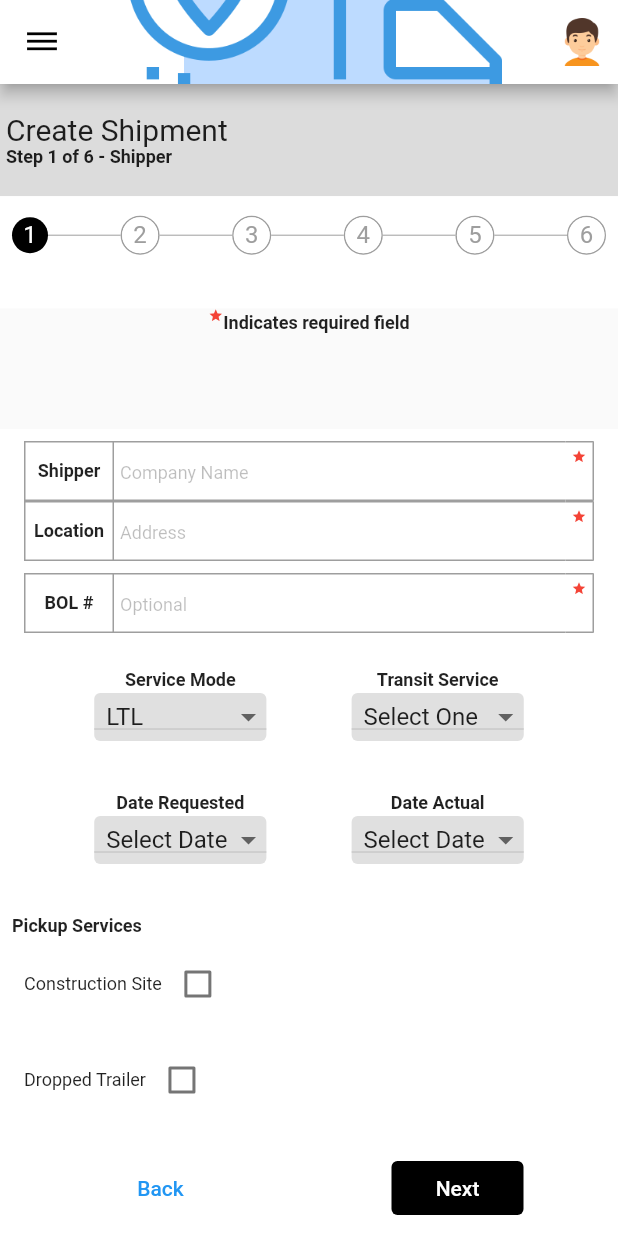
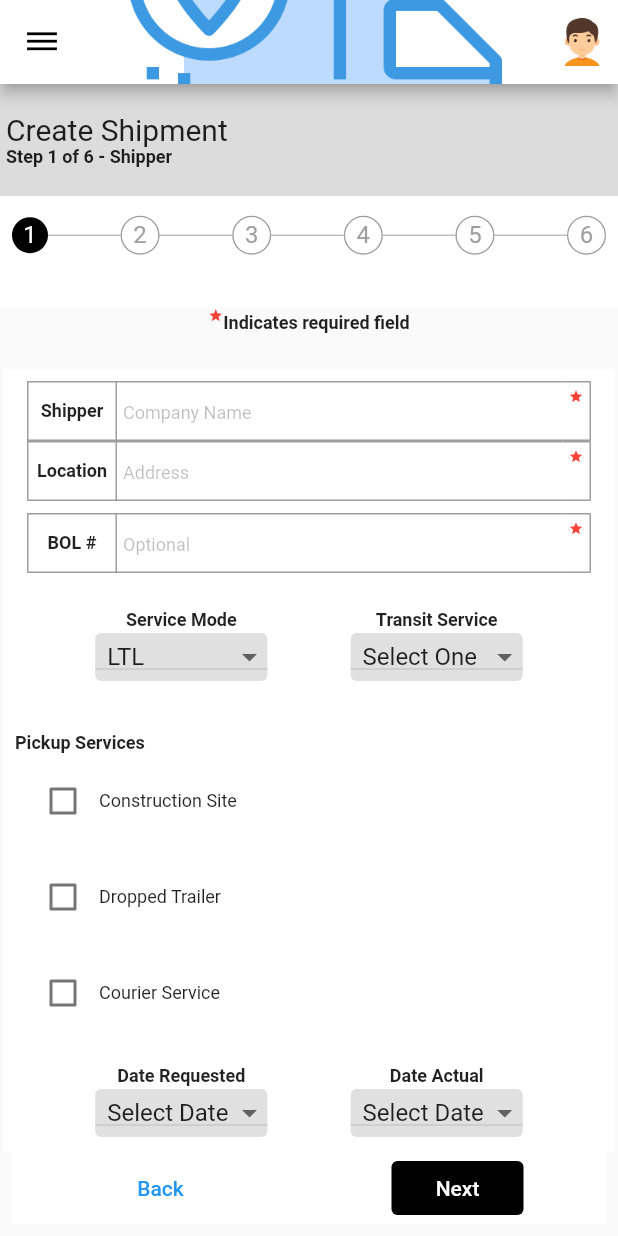
Before and after one commit to gravindrareddy/ecommerce-shipping-ui-flutter, a Flutter app: the screen it shows after launch, on a phone screen of 412 x 824 dp. Run offline on Flutter 3.47's test engine with Material 2 defaults, Android fonts, the phone set to English and light mode, and no system bars; Roboto replaces fonts that are missing (LexendDeca).

Commit message:
refined the form

```diff
--- a/lib/main.dart
+++ b/lib/main.dart
@@ -62,10 +62,9 @@ class EcommerceOrderWidgetState extends State<EcommerceOrderFormWidget> {
                 ]),
                 Expanded(
                     flex: 8,
-                    child: Stack(
-                        alignment: Alignment.bottomCenter,
-                        children: [
+                    child: Stack(alignment: Alignment.bottomCenter, children: [
                       SingleChildScrollView(
+                          padding: EdgeInsets.fromLTRB(2, 2, 2, 56),
                           child: Container(
                             decoration: BoxDecoration(color: Colors.white),
                             alignment: Alignment(-1, -1),
@@ -82,8 +81,8 @@ class EcommerceOrderWidgetState extends State<EcommerceOrderFormWidget> {
                                         "Location", "Address")),
                                 Padding(
                                     padding: EdgeInsets.fromLTRB(8, 0, 8, 0),
-                                child:
-                                    CustomTextFieldWidget("BOL #", "Optional")),
+                                    child: CustomTextFieldWidget(
+                                        "BOL #", "Optional")),
                                 Padding(
                                     padding: EdgeInsets.fromLTRB(8, 24, 8, 8),
                                     child: Row(
@@ -97,19 +96,9 @@ class EcommerceOrderWidgetState extends State<EcommerceOrderFormWidget> {
                                         ])),
                                 Padding(
                                     padding: EdgeInsets.fromLTRB(8, 24, 8, 8),
-                                child: Row(
-                                    mainAxisAlignment:
-                                        MainAxisAlignment.spaceEvenly,
-                                    children: <Widget>[
-                                      CustomDropDownWidget(
-                                          "Date Requested", "Select Date"),
-                                      CustomDropDownWidget(
-                                          "Date Actual", "Select Date")
-                                    ])),
-                            Padding(
-                                padding: EdgeInsets.fromLTRB(8, 24, 8, 8),
                                     child: Column(
-                                  crossAxisAlignment: CrossAxisAlignment.start,
+                                      crossAxisAlignment:
+                                          CrossAxisAlignment.start,
                                       children: <Widget>[
                                         _SmallTextBoldWidget("Pickup Services"),
                                         // [Monday] checkbox
@@ -120,8 +109,6 @@ class EcommerceOrderWidgetState extends State<EcommerceOrderFormWidget> {
                                               mainAxisAlignment:
                                                   MainAxisAlignment.start,
                                               children: <Widget>[
-                                            _SmallTextWidget(
-                                                "Construction Site"),
                                                 Checkbox(
                                                   value: monVal,
                                                   onChanged: (bool value) {
@@ -130,6 +117,8 @@ class EcommerceOrderWidgetState extends State<EcommerceOrderFormWidget> {
                                                     });
                                                   },
                                                 ),
+                                                _SmallTextWidget(
+                                                    "Construction Site"),
                                               ],
                                             )),
                                         // [Tuesday] checkbox
@@ -140,7 +129,6 @@ class EcommerceOrderWidgetState extends State<EcommerceOrderFormWidget> {
                                               mainAxisAlignment:
                                                   MainAxisAlignment.start,
                                               children: <Widget>[
-                                            _SmallTextWidget("Dropped Trailer"),
                                                 Checkbox(
                                                   value: tuVal,
                                                   onChanged: (bool value) {
@@ -149,6 +137,8 @@ class EcommerceOrderWidgetState extends State<EcommerceOrderFormWidget> {
                                                     });
                                                   },
                                                 ),
+                                                _SmallTextWidget(
+                                                    "Dropped Trailer"),
                                               ],
                                             )),
                                         // [Wednesday] checkbox
@@ -159,7 +149,6 @@ class EcommerceOrderWidgetState extends State<EcommerceOrderFormWidget> {
                                               mainAxisAlignment:
                                                   MainAxisAlignment.start,
                                               children: <Widget>[
-                                            _SmallTextWidget("Courier Service"),
                                                 Checkbox(
                                                   value: wedVal,
                                                   onChanged: (bool value) {
@@ -168,10 +157,23 @@ class EcommerceOrderWidgetState extends State<EcommerceOrderFormWidget> {
                                                     });
                                                   },
                                                 ),
+                                                _SmallTextWidget(
+                                                    "Courier Service"),
                                               ],
                                             )),
                                       ],
                                     )),
+                                Padding(
+                                    padding: EdgeInsets.fromLTRB(8, 8, 8, 8),
+                                    child: Row(
+                                        mainAxisAlignment:
+                                            MainAxisAlignment.spaceEvenly,
+                                        children: <Widget>[
+                                          CustomDropDownWidget(
+                                              "Date Requested", "Select Date"),
+                                          CustomDropDownWidget(
+                                              "Date Actual", "Select Date")
+                                        ])),
                               ],
                             ),
                           )),
@@ -197,7 +199,8 @@ class EcommerceOrderWidgetState extends State<EcommerceOrderFormWidget> {
                                       color: Colors.black,
                                       textColor: Colors.white,
                                       shape: RoundedRectangleBorder(
-                                      borderRadius: BorderRadius.circular(4)),
+                                          borderRadius:
+                                              BorderRadius.circular(4)),
                                     )
                                   ])))
                     ])),
```
Lines whose indentation alone changed are shown as unchanged.
